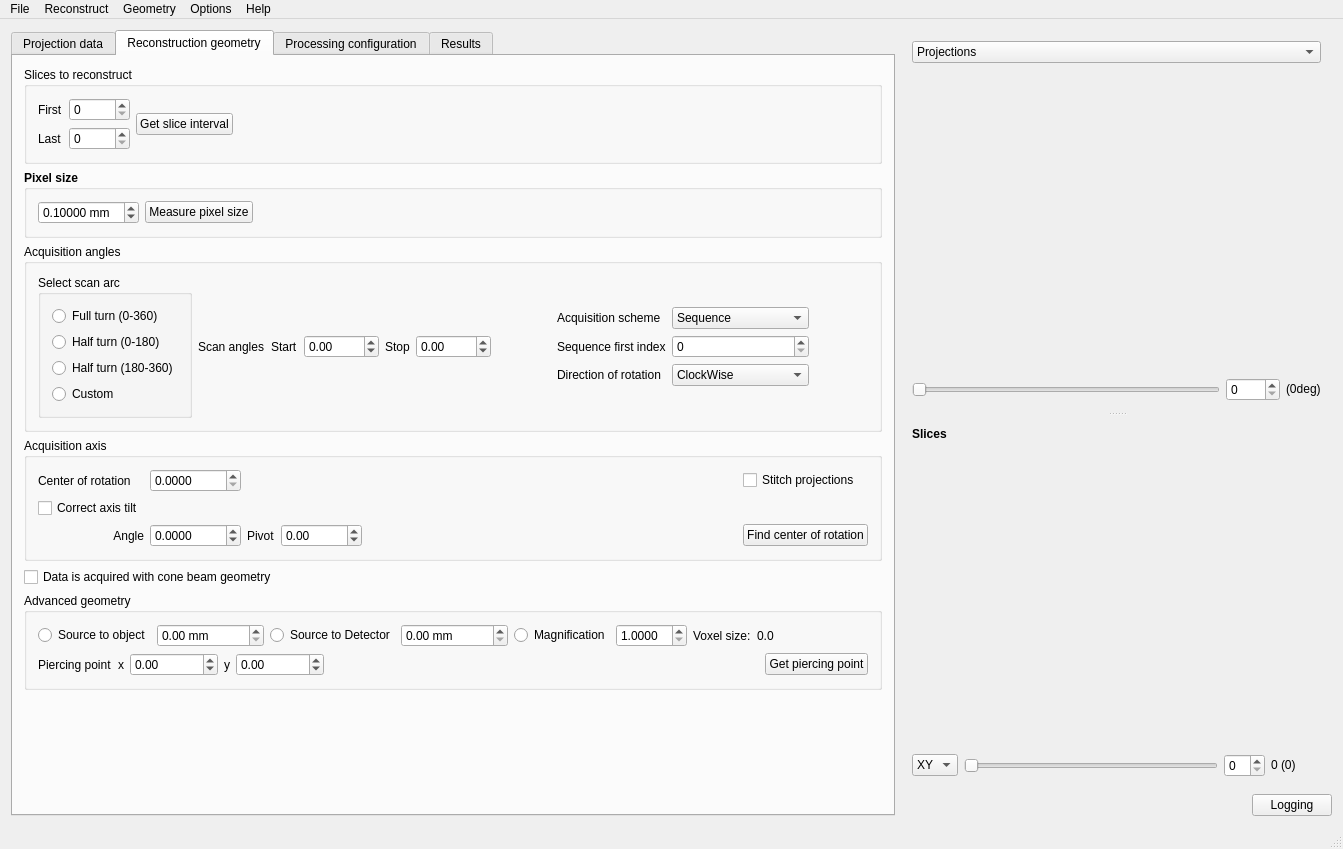
Before: the Qt Designer form applications/muhrec/src/muhrecmainwindow.ui in neutronimaging/imagingsuite, drawn with Qt 5.
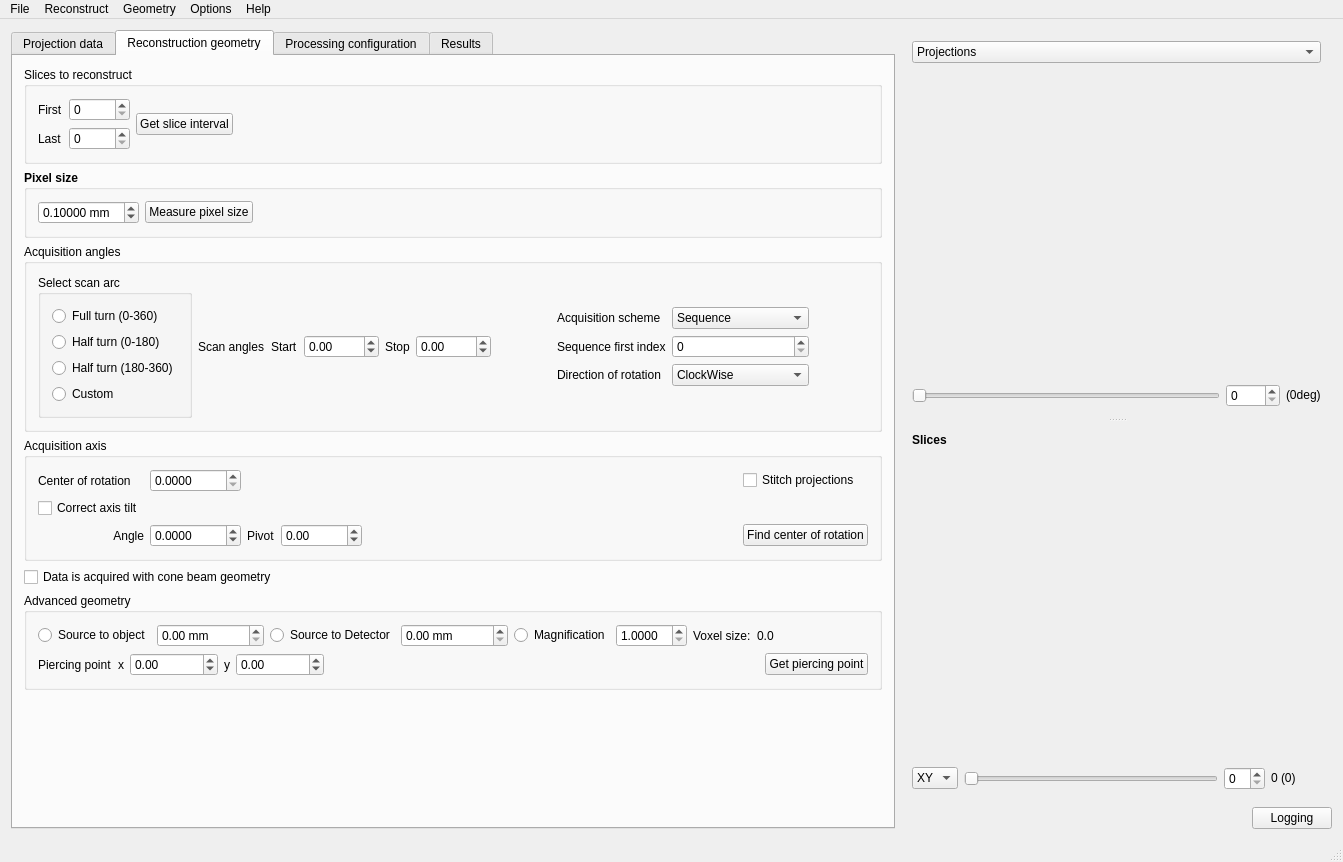
After: the same form once the commit is applied. The open tabs and pages were chosen to show the change. Custom widgets are drawn as their Qt base class.

Commit message: Removed multiproj per angle frim gui by hiding.

Diff of the .ui file:
```diff
--- a/applications/muhrec/src/muhrecmainwindow.ui
+++ b/applications/muhrec/src/muhrecmainwindow.ui
@@ -7,7 +7,7 @@
     <x>0</x>
     <y>0</y>
     <width>1343</width>
-    <height>849</height>
+    <height>862</height>
    </rect>
   </property>
   <property name="windowTitle">
@@ -2341,7 +2341,6 @@
             </property>
             <property name="font">
              <font>
-              <weight>75</weight>
               <bold>true</bold>
              </font>
             </property>
```
Left out of the diff: 7 changed lines with no effect on the pictures. The commit also changes 1 other file.
